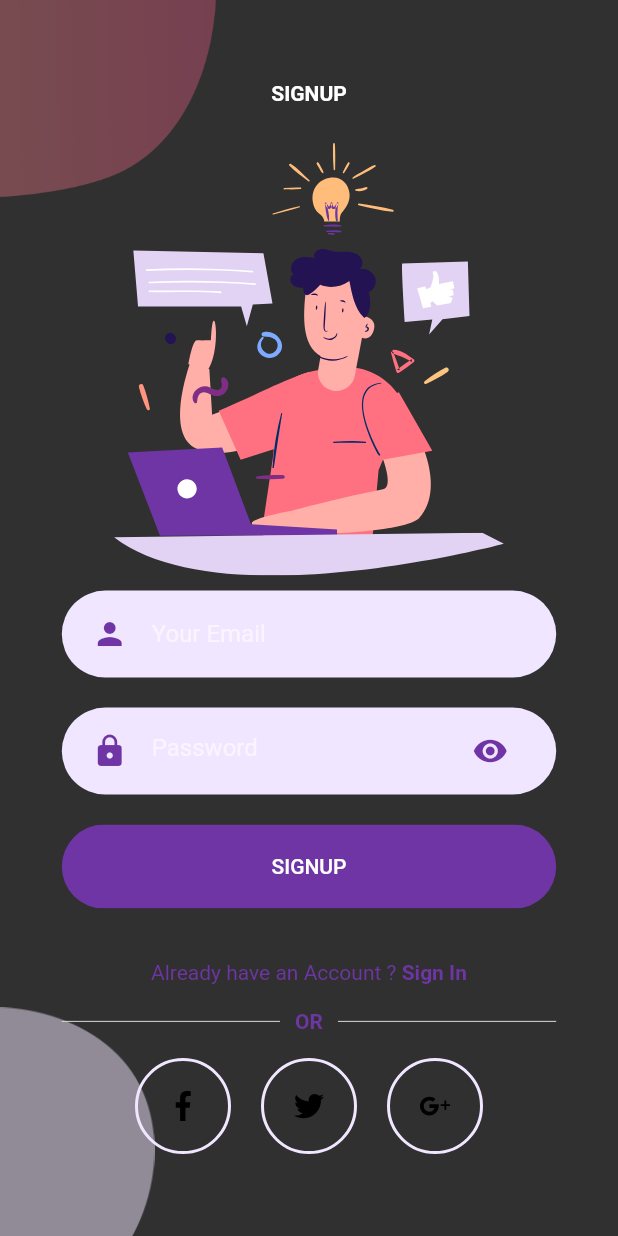
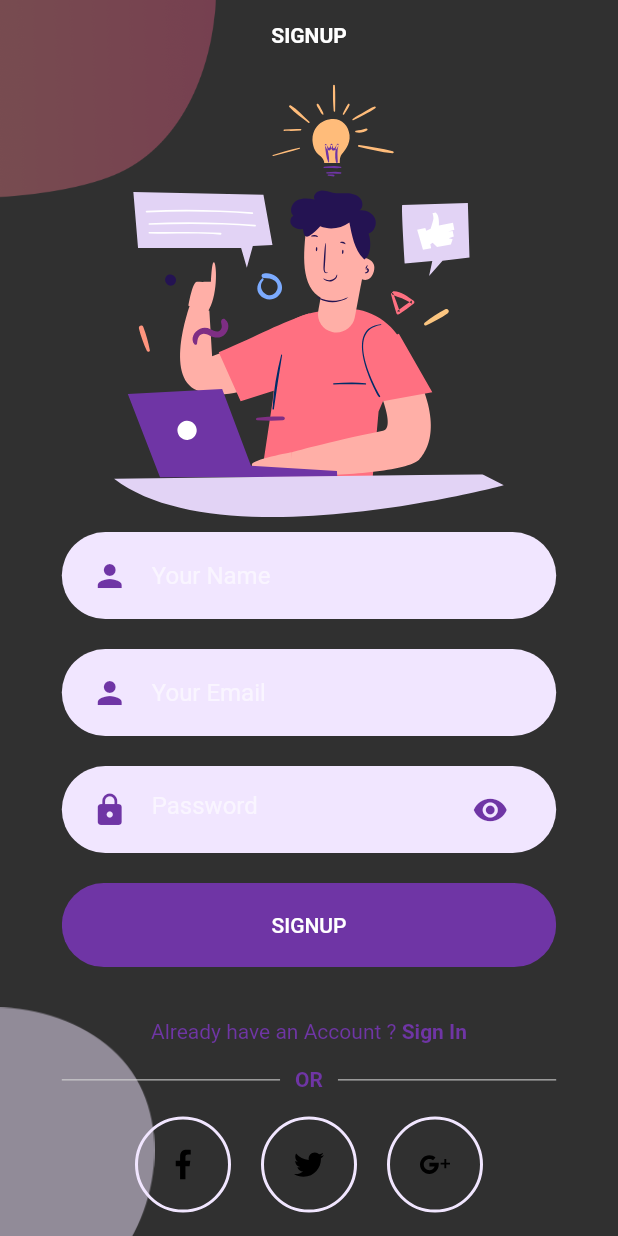
Before and after one commit to GabrielMartins173/WatchNext, a Flutter app: the screen it shows after launch, after a tap on "SIGN UP", on a phone screen of 412 x 824 dp. Run offline on Flutter 3.47's test engine with Material 2 defaults, Android fonts, the phone set to English and light mode, and no system bars; our stand-ins replace flutter_svg, sqflite; accounts and stored records are empty.

Commit message:
functional login

```diff
--- /dev/null
+++ b/watch_next/lib/Screens/Login/login_service.dart
@@ -0,0 +1,19 @@
+import 'package:watch_next/database.dart';
+import 'package:watch_next/user.dart';
+
+class LoginService {
+
+  static Future<bool> signIn(String email, String password) async {
+    try {
+      await WatchNextDatabase.findUserByEmailAndPassword(email, password);
+    } catch(e) {
+      return false;
+    }
+    return true;
+  }
+
+  static Future<void> signUp(String name, String email, String password) async {
+    WatchNextDatabase.addUser(
+        User(await WatchNextDatabase.getNextUserId(), name, email, password));
+  }
+}
--- a/watch_next/lib/Screens/SignUp/components/body.dart
+++ b/watch_next/lib/Screens/SignUp/components/body.dart
@@ -2,6 +2,7 @@
 
 import 'package:flutter/material.dart';
 import 'package:watch_next/Screens/Login/login_screen.dart';
+import 'package:watch_next/Screens/Login/login_service.dart';
 import 'package:watch_next/Screens/Signup/components/background.dart';
 import 'package:watch_next/Screens/Signup/components/or_divider.dart';
 import 'package:watch_next/Screens/Signup/components/social_icon.dart';
@@ -17,6 +18,9 @@ class Body extends StatelessWidget {
   @override
   Widget build(BuildContext context) {
     Size size = MediaQuery.of(context).size;
+    String name = "";
+    String email = "";
+    String password = "";
     return Background(
       child: SingleChildScrollView(
         child: Column(
@@ -32,15 +36,19 @@ class Body extends StatelessWidget {
               height: size.height * 0.35,
             ),
             RoundedInputField(
+              hintText: "Your Name",
+              onChanged: (value) {name = value;},
+            ),
+            RoundedInputField(
               hintText: "Your Email",
-              onChanged: (value) {},
+              onChanged: (value) {email = value;},
             ),
             RoundedPasswordField(
-              onChanged: (value) {},
+              onChanged: (value) {password = value;},
             ),
             RoundedButton(
               text: "SIGNUP",
-              press: () {},
+              press: () {LoginService.signUp(name, email, password);},
             ),
             SizedBox(height: size.height * 0.03),
             AlreadyHaveAnAccountCheck(
--- a/watch_next/lib/components/rounded_input_field.dart
+++ b/watch_next/lib/components/rounded_input_field.dart
@@ -17,6 +17,7 @@ class RoundedInputField extends StatelessWidget {
   Widget build(BuildContext context) {
     return TextFieldContainer(
       child: TextField(
+        style: const TextStyle(color: kPrimaryColor),
         onChanged: onChanged,
         cursorColor: kPrimaryColor,
         decoration: InputDecoration(
--- a/watch_next/lib/components/rounded_password_field.dart
+++ b/watch_next/lib/components/rounded_password_field.dart
@@ -13,6 +13,7 @@ class RoundedPasswordField extends StatelessWidget {
   Widget build(BuildContext context) {
     return TextFieldContainer(
       child: TextField(
+        style: const TextStyle(color: kPrimaryColor),
         obscureText: true,
         onChanged: onChanged,
         cursorColor: kPrimaryColor,
--- a/watch_next/lib/main.dart
+++ b/watch_next/lib/main.dart
@@ -2,7 +2,6 @@
 
 import 'package:flutter/material.dart';
 import 'package:watch_next/Screens/Welcome/welcome_screen.dart';
-import 'package:watch_next/constants.dart';
 
 void main() {
   runApp(const MyApp());
--- a/watch_next/lib/user.dart
+++ b/watch_next/lib/user.dart
@@ -1,12 +1,14 @@
 class User {
   int id;
   String name;
+  String email;
   String password;
 
-  User(this.id, this.name, this.password);
+  User(this.id, this.name, this.email, this.password);
 
   User.fromJson(Map<dynamic, dynamic> json)
       : id = json['ID'],
         name = json['NAME'],
+        email = json['EMAIL'],
         password = json['PASSWORD'];
 }
```
Also changed, not shown: watch_next/lib/Screens/Home/components/body.dart (+3 -5 lines), watch_next/lib/Screens/Login/components/body.dart (+20 -3 lines), watch_next/lib/database.dart (+66 -21 lines).
